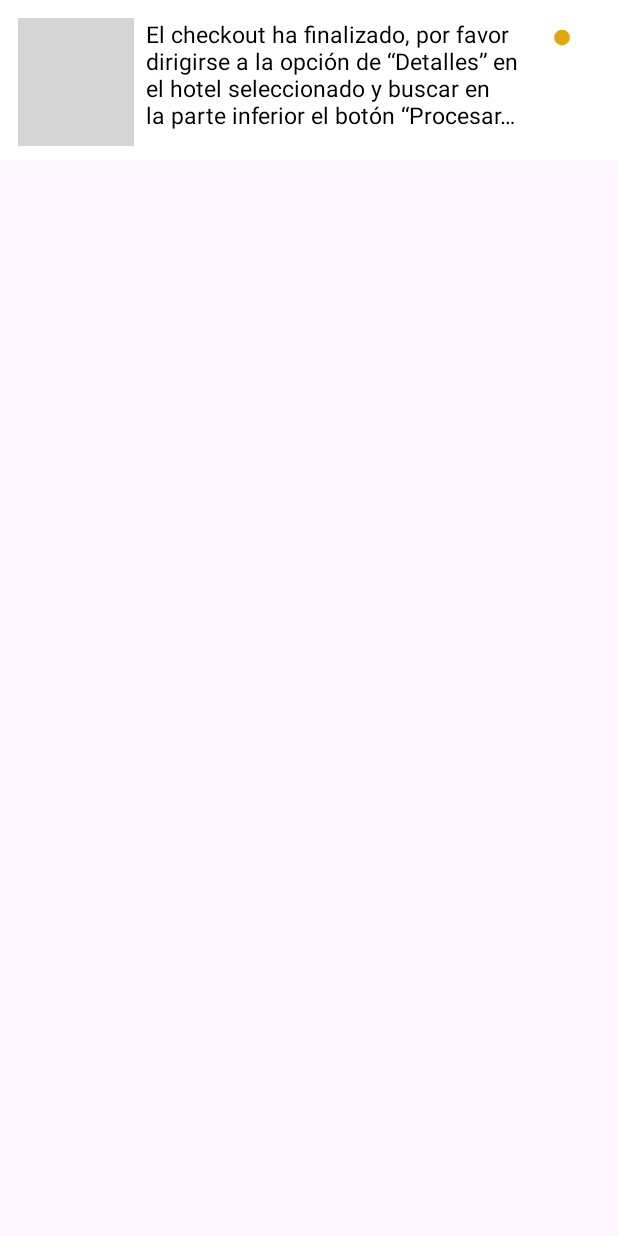
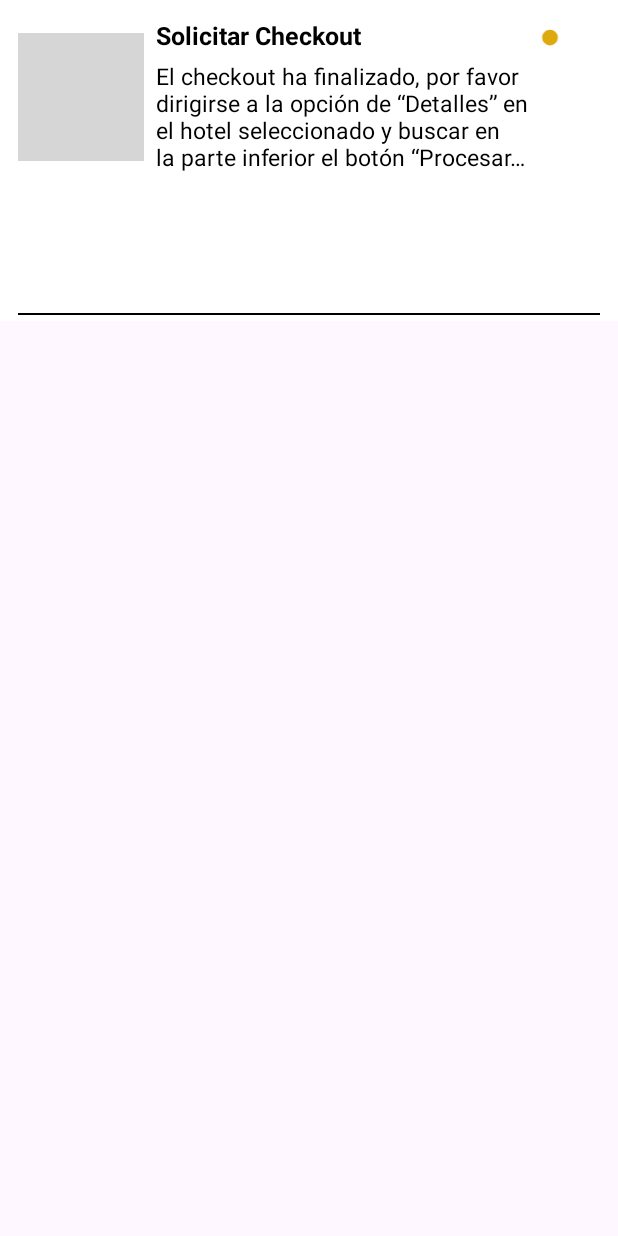
Before and after one commit to atl1998/IOT-RIDE-REST, an Android app: the layout item_notification.xml on its own in the app's theme, with its tools: preview values and no code run, on a phone screen of 412 x 824 dp. Run offline under Robolectric (Android 15) with nearby library versions, the phone set to English and light mode, and no system bars; Roboto replaces fonts that are not available here; grey boxes are pictures that could not be loaded.

Commit message:
Notificaciones:3

```diff
--- a/APP_R_R/app/build.gradle
+++ b/APP_R_R/app/build.gradle
@@ -50,12 +50,9 @@ dependencies {
     implementation "androidx.navigation:navigation-fragment-ktx:2.7.7"
     implementation "androidx.navigation:navigation-ui-ktx:2.7.7"
     implementation 'com.google.android.material:material:1.12.0'
-<<<<<<< Updated upstream
     implementation 'de.hdodenhof:circleimageview:3.1.0'
     implementation 'com.github.bumptech.glide:glide:4.16.0'
     implementation 'com.github.f0ris.sweetalert:library:1.6.2'
     annotationProcessor 'com.github.bumptech.glide:compiler:4.16.0'
-=======
 
->>>>>>> Stashed changes
 }
--- a/APP_R_R/app/src/main/java/com/example/hotelreservaapp/cliente/DetallesReserva.java
+++ b/APP_R_R/app/src/main/java/com/example/hotelreservaapp/cliente/DetallesReserva.java
@@ -49,7 +49,7 @@ public class DetallesReserva extends AppCompatActivity {
                 startActivity(new Intent(this, HistorialEventos.class));
                 return true;
             } else if (id == R.id.perfilCliente) {
-                // startActivity(new Intent(this, PerfilCliente.class));
+                startActivity(new Intent(this, PerfilCliente.class));
                 return true;
             }
             return false;
--- a/APP_R_R/app/src/main/java/com/example/hotelreservaapp/cliente/ProcesarPago.java
+++ b/APP_R_R/app/src/main/java/com/example/hotelreservaapp/cliente/ProcesarPago.java
@@ -41,7 +41,7 @@ public class ProcesarPago extends AppCompatActivity {
                 startActivity(new Intent(this, HistorialEventos.class));
                 return true;
             } else if (id == R.id.perfilCliente) {
-                // startActivity(new Intent(this, PerfilCliente.class));
+                startActivity(new Intent(this, PerfilCliente.class));
                 return true;
             }
             return false;
--- a/APP_R_R/app/src/main/res/layout/activity_cliente_notificaciones.xml
+++ b/APP_R_R/app/src/main/res/layout/activity_cliente_notificaciones.xml
@@ -93,7 +93,7 @@
             android:layout_width="match_parent"
             android:layout_height="wrap_content"
             android:orientation="vertical"
-            android:padding="8dp"
+            android:padding="0dp"
             android:background="@android:color/white"
             android:layout_marginBottom="8dp">
 
--- a/APP_R_R/app/src/main/res/layout/item_notification.xml
+++ b/APP_R_R/app/src/main/res/layout/item_notification.xml
@@ -2,19 +2,19 @@
 <LinearLayout xmlns:android="http://schemas.android.com/apk/res/android"
     android:layout_width="match_parent"
     android:layout_height="wrap_content"
+    android:layout_marginBottom="2dp"
+    android:background="@android:color/white"
     android:orientation="vertical"
+    android:paddingStart="8dp"
     android:paddingTop="8dp"
-    android:paddingBottom="6dp"
-    android:paddingStart="8dp"
     android:paddingEnd="8dp"
-    android:background="@android:color/white"
-    android:layout_marginBottom="2dp">
+    android:paddingBottom="0dp">
 
     <RelativeLayout
         android:layout_width="match_parent"
         android:layout_height="wrap_content"
-        android:padding="4dp"
-        android:background="@android:color/white">
+        android:background="@android:color/white"
+        android:padding="4dp">
 
         <!-- LinearLayout para crear las 3 columnas -->
         <LinearLayout
@@ -27,15 +27,18 @@
             <LinearLayout
                 android:layout_width="0dp"
                 android:layout_height="wrap_content"
-                android:layout_weight="0.6"
-                android:orientation="vertical"
-                android:gravity="center">
+                android:layout_weight="0.65"
+                android:gravity="center"
+                android:orientation="vertical">
+
                 <ImageView
                     android:id="@+id/logo_mensaje"
                     android:layout_width="85dp"
                     android:layout_height="85dp"
-                    android:src="@drawable/burbuja_ride_rest"
-                    android:contentDescription="Logo RR" />
+                    android:layout_gravity="center_vertical|end"
+                    android:layout_marginTop="15px"
+                    android:contentDescription="Logo RR"
+                    android:src="@drawable/burbuja_ride_rest" />
             </LinearLayout>
 
             <!-- Columna 2 (Texto) -->
@@ -47,40 +50,61 @@
                 android:paddingStart="8dp">
 
                 <TextView
+                    android:id="@+id/texto_title"
+                    android:layout_width="match_parent"
+                    android:layout_height="wrap_content"
+                    android:ellipsize="end"
+                    android:lines="1"
+                    android:maxHeight="80dp"
+                    android:scrollHorizontally="false"
+                    android:singleLine="false"
+                    android:text="Solicitar Checkout"
+                    android:textColor="#000000"
+                    android:textSize="16.5sp"
+                    android:textStyle="bold" />
+
+                <TextView
                     android:id="@+id/texto_mensaje"
                     android:layout_width="match_parent"
                     android:layout_height="wrap_content"
+                    android:ellipsize="end"
+                    android:lines="4"
                     android:maxHeight="80dp"
+                    android:paddingTop="8px"
+                    android:scrollHorizontally="false"
+                    android:singleLine="false"
                     android:text="El checkout ha finalizado, por favor dirigirse a la opción de “Detalles” en el hotel seleccionado y buscar en la parte inferior el botón “Procesar pago.”"
                     android:textColor="#000000"
-                    android:textSize="15sp"
-                    android:ellipsize="end"
-                    android:lines="4"
-                    android:scrollHorizontally="false"
-                    android:singleLine="false"/>
+                    android:textSize="15sp" />
             </LinearLayout>
 
             <!-- Columna 3 (Ícono) -->
             <LinearLayout
                 android:layout_width="0dp"
                 android:layout_height="wrap_content"
-                android:layout_weight="0.3"
+                android:layout_weight="0.2"
+                android:gravity="end"
                 android:orientation="vertical"
-                android:gravity="end"
                 android:paddingTop="4dp">
 
                 <ImageView
                     android:id="@+id/icono_notificacion"
                     android:layout_width="wrap_content"
                     android:layout_height="18dp"
+                    android:layout_gravity="start|right"
                     android:contentDescription="Ícono de notificación"
                     android:src="@drawable/fiber_manual_record_24dp_dea90d_fill1_wght400_grad0_opsz24" />
             </LinearLayout>
 
         </LinearLayout>
+        <!-- Línea negra abajo -->
+        <View
+            android:layout_width="match_parent"
+            android:layout_height="1dp"
+            android:layout_marginTop="295px"
+            android:background="#000000" />
+
     </RelativeLayout>
 
 
-
-
 </LinearLayout>
```
Also changed, not shown: APP_R_R/app/src/main/java/com/example/hotelreservaapp/MainActivity.java (+6 -6 lines), APP_R_R/app/src/main/java/com/example/hotelreservaapp/Objetos/Notificaciones.java (added, +70 -0 lines), APP_R_R/app/src/main/java/com/example/hotelreservaapp/Objetos/NotificacionesStorageHelper.java (added, +70 -0 lines), APP_R_R/app/src/main/java/com/example/hotelreservaapp/Objetos/NotificationManager.java (added, +71 -0 lines), APP_R_R/app/src/main/java/com/example/hotelreservaapp/cliente/ClienteNotificaciones.java (+34 -11 lines), APP_R_R/app/src/main/java/com/example/hotelreservaapp/cliente/HistorialEventos.java (+39 -9 lines), APP_R_R/app/src/main/java/com/example/hotelreservaapp/cliente/PerfilCliente.java (+17 -1 lines).
